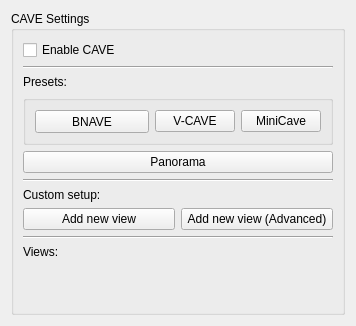
This is CAVEStereoModule/ui/CaveSettings.ui in realXtend/tundra as Qt 5 draws it before an edit. The edited form follows.
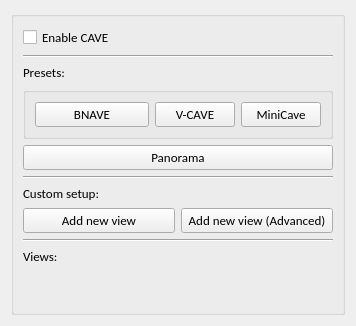
This is the edited form.

Commit message: Move stuff to new Settings menu item, tweak ui files to be proper. Restore ctrl+f functionality to toggle full screen mode. Make console UI from up on top of the login browser ui.

The edit to the form file:
```diff
--- a/CAVEStereoModule/ui/CaveSettings.ui
+++ b/CAVEStereoModule/ui/CaveSettings.ui
@@ -10,6 +10,12 @@
     <height>326</height>
    </rect>
   </property>
+  <property name="font">
+   <font>
+    <family>Calibri</family>
+    <pointsize>10</pointsize>
+   </font>
+  </property>
   <property name="windowTitle">
    <string>CAVESettings</string>
   </property>
@@ -17,7 +23,10 @@
    <item>
     <widget class="QGroupBox" name="Cave_settings_group">
      <property name="title">
-      <string>CAVE Settings</string>
+      <string/>
+     </property>
+     <property name="flat">
+      <bool>false</bool>
      </property>
      <layout class="QVBoxLayout" name="verticalLayout">
       <item>
```
The commit also changes 8 other files.
